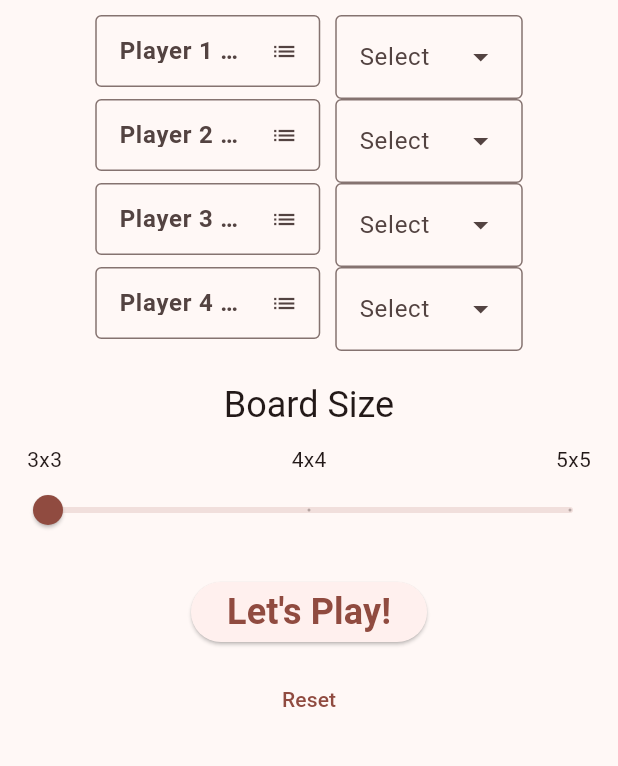
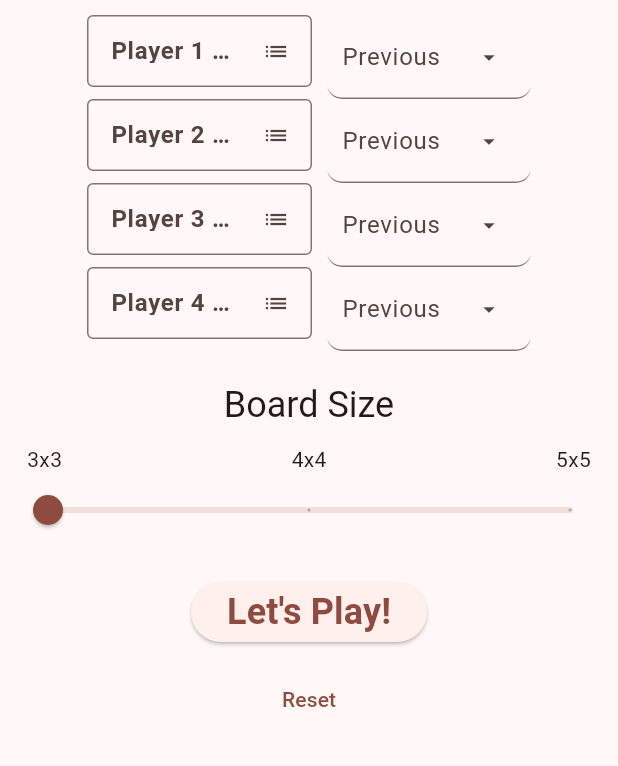
Before and after one commit to KDCinfo/dev-play, a Flutter app: the screen it shows after launch, on a phone screen of 412 x 824 dp, the part 114-880 px from its top. Run offline on Flutter 3.47's test engine with Material 3 defaults, Android fonts, the light colour scheme and no system bars; our stand-ins replace equatable; generated files the repository leaves out were written again.

Commit message:
Renamed `GameEnt...PlayerNameList` to `PlayerList`

```diff
--- a/tictactoe/lib/src/app_constants.dart
+++ b/tictactoe/lib/src/app_constants.dart
@@ -18,6 +18,8 @@ abstract class AppConstants {
     '+': const Icon(Icons.favorite),
     '*': const Icon(Icons.star_border),
   };
+  static const nameListFontSize = 24.0;
+  static const nameListSize = 32.0;
 
   /// Board Size
   static const boardSizeLabel = "Board Size";
--- a/tictactoe/lib/src/screens/game_entry/game_entry.dart
+++ b/tictactoe/lib/src/screens/game_entry/game_entry.dart
@@ -2,6 +2,5 @@ export 'game_entry_board_size_row.dart';
 export 'game_entry_buttons_row.dart';
 export 'game_entry_screen.dart';
 export 'game_entry_name_list_row_input_name.dart';
-export 'game_entry_name_list_row_player_name_list.dart';
 export 'game_entry_name_list.dart';
 export 'game_entry_name_list_row.dart';
--- a/tictactoe/lib/src/screens/game_entry/game_entry_name_list_row.dart
+++ b/tictactoe/lib/src/screens/game_entry/game_entry_name_list_row.dart
@@ -1,4 +1,4 @@
-import 'package:dev_play_tictactoe/src/src.dart';
+import 'package:dev_play_tictactoe/src/screens/screens.dart';
 
 import 'package:flutter/material.dart';
 
@@ -15,7 +15,7 @@ class GameEntryNameListRow extends StatelessWidget {
     final player = GamePlayer(playerNum: playerNum);
 
     final inputName = GameEntryNameListRowInputName(player: player);
-    const savedNames = GameEntryNameListRowPlayerNameList();
+    const savedNames = PlayerList();
 
     return SingleChildScrollView(
       scrollDirection: Axis.vertical,
--- a/tictactoe/lib/src/screens/game_entry/game_entry_name_list_row_player_name_list.dart
+++ /dev/null
@@ -1,30 +0,0 @@
-import 'package:flutter/material.dart';
-
-class GameEntryNameListRowPlayerNameList extends StatelessWidget {
-  const GameEntryNameListRowPlayerNameList({super.key});
-
-  @override
-  Widget build(BuildContext context) {
-    return const DropdownMenu<int>(
-      // Hintext should be a label less than 10 characters
-      hintText: 'Select',
-      width: 125,
-      dropdownMenuEntries: [
-        /// 'Select from previous names:'
-        DropdownMenuEntry(
-          value: 0,
-          label: 'Previously Played Names',
-          enabled: false,
-        ),
-        DropdownMenuEntry(
-          value: 1,
-          label: 'JohnDoe',
-        ),
-        DropdownMenuEntry(
-          value: 2,
-          label: 'JaneSmith',
-        ),
-      ],
-    );
-  }
-}
--- a/tictactoe/lib/src/screens/game_widgets/game_widgets.dart
+++ b/tictactoe/lib/src/screens/game_widgets/game_widgets.dart
@@ -1,5 +1,6 @@
 export 'game_player.dart';
 export 'game_title_row.dart';
 export 'marker_menu.dart';
+export 'player_list.dart';
 export 'player_type.dart';
 export 'user_symbol.dart';
--- /dev/null
+++ b/tictactoe/lib/src/screens/game_widgets/player_list.dart
@@ -0,0 +1,57 @@
+import 'dart:developer';
+
+import 'package:dev_play_tictactoe/src/app_data.dart';
+import 'package:dev_play_tictactoe/src/screens/game_widgets/game_widgets.dart';
+
+import 'package:flutter/material.dart';
+
+/// This list is meant to merely prepulate the TextFormField input;
+///   the playerNum will depended on the slot selected, and the symbol
+///   will still need to be selected for the current game.
+class PlayerList extends StatelessWidget {
+  const PlayerList({super.key});
+
+  final selectName = 'Previous';
+
+  @override
+  Widget build(BuildContext context) {
+    return Builder(builder: (context) {
+      //
+      // @TODO: To be replaced by a BlocBuilder.
+      final playerList = AppData.fakePlayerList3;
+
+      return ConstrainedBox(
+        constraints: const BoxConstraints(maxWidth: 150),
+        child: DropdownMenu<int>(
+          // initialSelection: 0,
+          // width: 125,
+          // Hintext should be a label less than 10 characters
+          hintText: selectName,
+          inputDecorationTheme: InputDecorationTheme(
+            labelStyle: const TextStyle(
+              fontWeight: FontWeight.bold,
+            ),
+            isDense: true,
+            border: UnderlineInputBorder(
+              borderRadius: BorderRadius.circular(10),
+            ),
+            contentPadding: const EdgeInsets.only(left: 10),
+          ),
+          dropdownMenuEntries: [
+            /// 'Select from previous names:'
+            ...playerList.map((GamePlayer entry) {
+              return DropdownMenuEntry(
+                // A player can't be stored without a 'playerId'.
+                value: entry.playerId!,
+                label: entry.playerName,
+              );
+            }),
+          ],
+          onSelected: (int? value) {
+            log('Selected: $value');
+          },
+        ),
+      );
+    });
+  }
+}
```
